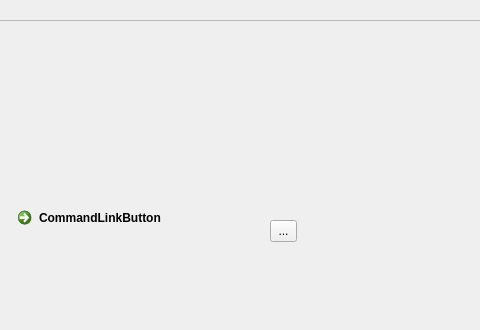
First picture: the form in API_GUI.ui, repository pawank93/TS, before the edit; both pictures show x 460 to 940 and y 0 to 330 of the 1116 by 837 pixel window.
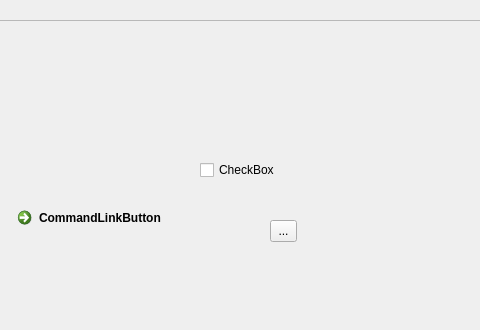
Second picture: the form after the edit. Icons and pictures are not drawn.

Commit message: new button in master

Patch:
```diff
--- a/API_GUI.ui
+++ b/API_GUI.ui
@@ -110,6 +110,19 @@
      <string>...</string>
     </property>
    </widget>
+   <widget class="QCheckBox" name="checkBox">
+    <property name="geometry">
+     <rect>
+      <x>590</x>
+      <y>140</y>
+      <width>81</width>
+      <height>20</height>
+     </rect>
+    </property>
+    <property name="text">
+     <string>CheckBox</string>
+    </property>
+   </widget>
   </widget>
  </widget>
  <resources/>
```
